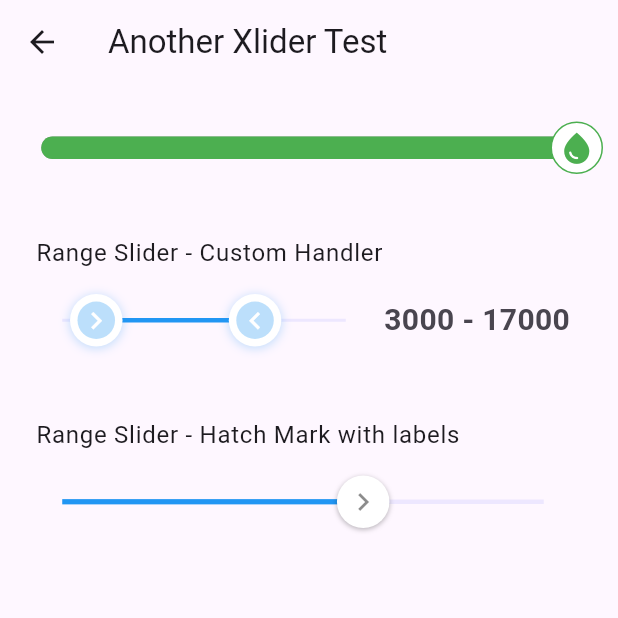
After one commit to gehenna-yang/functiontest, a Flutter app: the Sliderlist screen opened directly, after a tap on "2. AnotherXlider Test", on a phone screen of 412 x 824 dp, the top half of it. The commit adds this screen. Run offline on Flutter 3.47's test engine with Material 3 defaults, Android fonts, the phone set to English and light mode, and no system bars; our stand-ins replace another_xlider, firebase_core, firebase_dynamic_links, fl_chart, flutter_slider_drawer, font_awesome_flutter and 6 more; missing offline and left inert: circular_menu, easy_image_viewer, excel, file_selector, pie_menu, popup_menu_plus and 4 more; accounts and stored records are empty; project files that could hold a hidden picture were left out.

Commit message:
slider add

```diff
--- a/lib/FunctionMenu.dart
+++ b/lib/FunctionMenu.dart
@@ -12,6 +12,7 @@ import 'package:testfun_project/function/Lottie/LottieList.dart';
 import 'package:testfun_project/function/Share/Share_test.dart';
 import 'package:testfun_project/function/SlideMenu/ShrinkSideMenuTest.dart';
 import 'package:testfun_project/function/SlideMenu/SliderdrawerTest.dart';
+import 'package:testfun_project/function/Slider/SliderList.dart';
 import 'package:testfun_project/function/Youtube/YoutubeTestExample.dart';
 import 'package:testfun_project/function/qrcode/create_qrcode.dart';
 
@@ -63,27 +64,31 @@ class FunctionMenuState extends State<FunctionMenu> {
                   ),
                   const SizedBox(height: 20),
                   Item(
-                      context, "1. Youtube Test Page", const YoutubeTestList()),
+                    context,
+                    "1. Youtube Test Page",
+                    const YoutubeTestList(),
+                  ),
                   Item(context, "2. Easy Image Viewer", Easy_Image_Viewer()),
                   Item(context, "3. Share test", const Share_test()),
-                  Item(context, "4. Excel test",
-                      const CreateExcelStatefulWidget(title: "test excel")),
+                  Item(
+                    context,
+                    "4. Excel test",
+                    const CreateExcelStatefulWidget(title: "test excel"),
+                  ),
                   Item(context, "5. Dynamic test", Dynamiclinks_test()),
                   Item(context, "6. Create QR Code", const CreateQR()),
                   Item(context, "7. SliverList", const SliverListsTest()),
                   Item(
-                      context,
-                      "8. ShrinkSideMenu",
-                      ShrinkSideMenuTest(
-                        title: "ShrinkSideMenu",
-                      )),
+                    context,
+                    "8. ShrinkSideMenu",
+                    ShrinkSideMenuTest(title: "ShrinkSideMenu"),
+                  ),
                   Item(context, "9. SliderDrawer", const SliderDrawerTest()),
-                  Item(context, "10. Fl_Chart Test List Page",
+                  Item(context, "10. Fl_Chart Test List",
                       const Fl_ChartTestList()),
-                  Item(context, '11. Button Test List Page',
-                      const ButtonTestList()),
-                  Item(
-                      context, '12. Lottie Test List Page', const LottieList()),
+                  Item(context, '11. Button Test List', const ButtonTestList()),
+                  Item(context, '12. Lottie Test List', const LottieList()),
+                  Item(context, '13. Slider Test List', const Sliderlist()),
                 ],
               ),
             ),
--- /dev/null
+++ b/lib/function/Slider/AnotherXliderTest.dart
@@ -0,0 +1,422 @@
+import 'package:another_xlider/another_xlider.dart';
+import 'package:another_xlider/models/handler.dart';
+import 'package:another_xlider/models/handler_animation.dart';
+import 'package:another_xlider/models/hatch_mark.dart';
+import 'package:another_xlider/models/hatch_mark_label.dart';
+import 'package:another_xlider/models/ignore_steps.dart';
+import 'package:another_xlider/models/slider_step.dart';
+import 'package:another_xlider/models/tooltip/tooltip.dart';
+import 'package:another_xlider/models/trackbar.dart';
+import 'package:another_xlider/widgets/sized_box.dart';
+import 'package:flutter/material.dart';
+
+class AnotherXliderTest extends StatefulWidget {
+  const AnotherXliderTest({super.key});
+
+  @override
+  State<AnotherXliderTest> createState() => _AnotherXliderTestState();
+}
+
+class _AnotherXliderTestState extends State<AnotherXliderTest> {
+  double _lowerValue = 50;
+  double _upperValue = 200;
+
+  double _lv0 = 0.0;
+  double _uv0 = 30.0;
+
+  double _lv = 50.0;
+  double _uv = 250.0;
+
+  double _lv1 = 1000.0;
+  double _uv1 = 15000.0;
+
+  double _lv2 = 3000.0;
+  double _uv2 = 17000.0;
+
+  double _lv3 = 3000;
+  double _uv3 = 3500;
+
+  double _lv4 = 0;
+  double _uv4 = 2500;
+
+  @override
+  Widget build(BuildContext context) {
+    return Scaffold(
+      appBar: AppBar(
+        title: Text('Another Xlider Test'),
+      ),
+      body: SingleChildScrollView(
+        child: Column(
+          children: <Widget>[
+            // _singleSlider(),
+            // _singleSlider(rtl: true),
+            // _rangeSlider(),
+            _rangeSliderIgnoreSteps(),
+            _customHandler(),
+            // _tooltipExample(),
+            _hatchMarkWithLabels(),
+          ],
+        ),
+      ),
+    );
+  }
+
+  FlutterSliderHandler customHandler(IconData icon) {
+    return FlutterSliderHandler(
+      decoration: BoxDecoration(),
+      child: Container(
+        decoration: BoxDecoration(
+          color: Colors.white,
+          shape: BoxShape.circle,
+          boxShadow: [
+            BoxShadow(
+                color: Colors.blue.withOpacity(0.3),
+                spreadRadius: 0.05,
+                blurRadius: 5,
+                offset: Offset(0, 1))
+          ],
+        ),
+        child: Container(
+          margin: EdgeInsets.all(5),
+          decoration: BoxDecoration(
+              color: Colors.blue.withOpacity(0.3), shape: BoxShape.circle),
+          child: Icon(
+            icon,
+            color: Colors.white,
+            size: 23,
+          ),
+        ),
+      ),
+    );
+  }
+
+  _singleSlider({bool rtl = false}) {
+    return Padding(
+      padding: const EdgeInsets.all(8.0),
+      child: ListTile(
+        title: Text('Single Slider ' + (rtl ? 'RTL' : 'LTR')),
+        subtitle: Row(
+          crossAxisAlignment: CrossAxisAlignment.center,
+          children: [
+            Expanded(
+              child: FlutterSlider(
+                handlerWidth: 30,
+                rtl: rtl,
+                handlerHeight: 30,
+                values: [_lowerValue],
+                max: 100,
+                min: 0,
+                tooltip: FlutterSliderTooltip(
+                  disabled: true,
+                ),
+                trackBar: FlutterSliderTrackBar(
+                    activeTrackBar:
+                        BoxDecoration(color: Colors.blue.withOpacity(0.5))),
+                onDragging: (handlerIndex, lowerValue, upperValue) {
+                  setState(() {
+                    _lowerValue = lowerValue;
+                  });
+                },
+                onDragCompleted: (handlerIndex, lowerValue, upperValue) {
+                  setState(() {
+                    _lowerValue = lowerValue;
+                  });
+                },
+              ),
+            ),
+            Padding(
+              padding: const EdgeInsets.only(left: 8.0),
+              child: Container(
+                child: Text(
+                  _lowerValue.toInt().toString() + ' %',
+                  style: TextStyle(fontWeight: FontWeight.bold, fontSize: 20),
+                ),
+              ),
+            ),
+          ],
+        ),
+      ),
+    );
+  }
+
+  _rangeSlider() {
+    return Padding(
+      padding: const EdgeInsets.all(8.0),
+      child: ListTile(
+        title: Text('Range Slider'),
+        subtitle: Row(
+          crossAxisAlignment: CrossAxisAlignment.center,
+          children: [
+            Expanded(
+                child: FlutterSlider(
+              values: [_lv, _uv],
+              rangeSlider: true,
+              max: 3,
+              min: 0,
+              onDragging: (_handlerIndex, _lowerValue, _upperValue) {
+                setState(() {
+                  _lv = _lowerValue;
+                  _uv = _upperValue;
+                });
+              },
+            )),
+            Padding(
+              padding: const EdgeInsets.only(left: 8.0),
+              child: Container(
+                child: Text(
+                  _lv.toInt().toString() + ' - ' + _uv.toInt().toString(),
+                  style: TextStyle(fontWeight: FontWeight.bold, fontSize: 20),
+                ),
+              ),
+            ),
+          ],
+        ),
+      ),
+    );
+  }
+
+  _rangeSliderIgnoreSteps() {
+    return Padding(
+      padding: const EdgeInsets.all(10.0),
+      child: Row(
+        crossAxisAlignment: CrossAxisAlignment.center,
+        children: [
+          Expanded(
+              child: FlutterSlider(
+            values: [_lv0, _uv0],
+            rangeSlider: false,
+            max: 30,
+            min: 0,
+            step: FlutterSliderStep(step: 15),
+            jump: true,
+            trackBar: FlutterSliderTrackBar(
+              activeTrackBarHeight: 15,
+              inactiveTrackBarHeight: 15,
+              inactiveTrackBar: BoxDecoration(
+                color: Colors.grey,
+                borderRadius: BorderRadius.all(Radius.circular(15)),
+              ),
+              activeTrackBar: BoxDecoration(
+                color: Colors.green,
+                borderRadius: BorderRadius.all(Radius.circular(15)),
+              ),
+            ),
+            tooltip: FlutterSliderTooltip(
+              // textStyle: TextStyle(fontSize: 17, color: Colors.lightBlue),
+              disabled: true,
+            ),
+            handler: FlutterSliderHandler(
+              decoration: BoxDecoration(
+                color: Colors.white,
+                borderRadius: BorderRadius.all(Radius.circular(50)),
+                border: Border.all(
+                  color: Colors.green,
+                  width: 1,
+                  style: BorderStyle.solid,
+                ),
+              ),
+              child: const Icon(
+                Icons.water_drop,
+                size: 25,
+                color: Colors.green,
+              ),
+            ),
+            hatchMark: FlutterSliderHatchMark(
+              displayLines: false,
+              labelBox: FlutterSliderSizedBox(
+                width: 40,
+                height: 20,
+                transform: Matrix4.translationValues(0, 30, 0),
+              ),
+              density: 0.02,
+              labels: [
+                FlutterSliderHatchMarkLabel(percent: 0, label: Text('Start')),
+                FlutterSliderHatchMarkLabel(percent: 50, label: Text('Center')),
+                FlutterSliderHatchMarkLabel(
+                    percent: 100, label: Text('Finish')),
+              ],
+            ),
+            onDragging: (_handlerIndex, _lowerValue, _upperValue) {
+              setState(() {
+                _lv0 = _lowerValue;
+                _uv0 = _upperValue;
+                print('???? $_lv0 / $_uv0');
+              });
+            },
+          )),
+        ],
+      ),
+    );
+  }
+
+  _customHandler() {
+    return Padding(
+      padding: const EdgeInsets.all(8.0),
+      child: ListTile(
+        title: Text('Range Slider - Custom Handler'),
+        subtitle: Row(
+          crossAxisAlignment: CrossAxisAlignment.center,
+          children: [
+            Expanded(
+                child: FlutterSlider(
+              values: [_lv2, _uv2],
+              rangeSlider: true,
+              max: 25000,
+              min: 0,
+              step: FlutterSliderStep(step: 100),
+              jump: true,
+              trackBar: FlutterSliderTrackBar(
+                inactiveTrackBarHeight: 2,
+                activeTrackBarHeight: 3,
+              ),
+              disabled: false,
+              handler: customHandler(Icons.chevron_right),
+              rightHandler: customHandler(Icons.chevron_left),
+              tooltip: FlutterSliderTooltip(
+                leftPrefix: Icon(
+                  Icons.attach_money,
+                  size: 19,
+                  color: Colors.black45,
+                ),
+                rightSuffix: Icon(
+                  Icons.attach_money,
+                  size: 19,
+                  color: Colors.black45,
+                ),
+                textStyle: TextStyle(fontSize: 17, color: Colors.black45),
+              ),
+              onDragging: (_handlerIndex, _lowerValue, _upperValue) {
+                setState(() {
+                  _lv2 = _lowerValue;
+                  _uv2 = _upperValue;
+                });
+              },
+            )),
+            Padding(
+              padding: const EdgeInsets.only(left: 8.0),
+              child: Container(
+                child: Text(
+                  _lv2.toInt().toString() + ' - ' + _uv2.toInt().toString(),
+                  style: TextStyle(fontWeight: FontWeight.bold, fontSize: 20),
+                ),
+              ),
+            ),
+          ],
+        ),
+      ),
+    );
+  }
+
+  _tooltipExample() {
+    return Padding(
+      padding: const EdgeInsets.all(8.0),
+      child: ListTile(
+        title: Text('Range Slider - tooltip example'),
+        subtitle: Row(
+          crossAxisAlignment: CrossAxisAlignment.center,
+          children: [
+            Expanded(
+                child: FlutterSlider(
+              key: Key('3343'),
+              values: [_lv3, _uv3],
+              rangeSlider: true,
+              tooltip: FlutterSliderTooltip(
+                alwaysShowTooltip: true,
+              ),
+              max: 4000,
+              min: 0,
+              step: FlutterSliderStep(step: 20),
+              jump: true,
+              onDragging: (_handlerIndex, _lowerValue, _upperValue) {
+                setState(() {
+                  _lv3 = _lowerValue;
+                  _uv3 = _upperValue;
+                });
+              },
+            )),
+            Padding(
+              padding: const EdgeInsets.only(left: 8.0),
+              child: Container(
+                child: Text(
+                  _lv3.toInt().toString() + ' - ' + _uv3.toInt().toString(),
+                  style: TextStyle(fontWeight: FontWeight.bold, fontSize: 20),
+                ),
+              ),
+            ),
+          ],
+        ),
+      ),
+    );
+  }
+
+  _hatchMarkWithLabels() {
+    return Padding(
+      padding: const EdgeInsets.all(8.0),
+      child: ListTile(
+        title: Text('Range Slider - Hatch Mark with labels'),
+        subtitle: Row(
+          crossAxisAlignment: CrossAxisAlignment.center,
+          children: [
+            Expanded(
+                child: FlutterSlider(
+              key: Key('3343'),
+              values: [_lv4, _uv4],
+              // touchSize: 50.0,
+              // handlerAnimation: const FlutterSliderHandlerAnimation(
+              //     reverseCurve: Curves.bounceOut,
+              //     curve: Curves.bounceIn,
+              //     duration: Duration(milliseconds: 100),
+              //     scale: 1.5),
+              // rangeSlider: true,
+              rangeSlider: false,
+              ignoreSteps: [
+                FlutterSliderIgnoreSteps(from: 500, to: 1000),
+              ],
+              hatchMark: FlutterSliderHatchMark(
+                displayLines: true,
+                linesDistanceFromTrackBar: 10,
+                labelBox: FlutterSliderSizedBox(
+                  width: 40,
+                  height: 20,
+                  transform: Matrix4.translationValues(0, 30, 0),
+                ),
+                density: 0.02,
+                labels: [
+                  FlutterSliderHatchMarkLabel(percent: 0, label: Text('Start')),
+                  // FlutterSliderHatchMarkLabel(percent: 20, label: Text('N/A')),
+                  // FlutterSliderHatchMarkLabel(percent: 10, label: Text('10 %')),
+                  FlutterSliderHatchMarkLabel(percent: 50, label: Text('50 %')),
+                  // FlutterSliderHatchMarkLabel(percent: 80, label: Text('80 %')),
+                  FlutterSliderHatchMarkLabel(
+                      percent: 100, label: Text('Finish')),
+                ],
+              ),
+              // rightHandler: FlutterSliderHandler(
+              //   decoration: BoxDecoration(),
+              //   child: Container(
+              //     decoration: BoxDecoration(
+              //       color: Colors.blue,
+              //       shape: BoxShape.circle,
+              //     ),
+              //   ),
+              // ),
+              // tooltip: FlutterSliderTooltip(
+              //   alwaysShowTooltip: false,
+              // ),
+              max: 4000,
+              min: 0,
+              step: const FlutterSliderStep(step: 3),
+              jump: true,
+              onDragging: (_handlerIndex, _lowerValue, _upperValue) {
+                setState(() {
+                  _lv4 = _lowerValue;
+                  _uv4 = _upperValue;
+                });
+              },
+            )),
+          ],
+        ),
+      ),
+    );
+  }
+}
--- /dev/null
+++ b/lib/function/Slider/SliderList.dart
@@ -0,0 +1,40 @@
+import 'package:flutter/material.dart';
+import 'package:testfun_project/Config.dart';
+import 'package:testfun_project/common/Widgets.dart';
+import 'package:testfun_project/function/Slider/AnotherXliderTest.dart';
+import 'package:testfun_project/function/Slider/SliderTest.dart';
+
+class Sliderlist extends StatefulWidget {
+  const Sliderlist({super.key});
+
+  @override
+  State<Sliderlist> createState() => _SliderlistState();
+}
+
+class _SliderlistState extends State<Sliderlist> {
+  @override
+  Widget build(BuildContext context) {
+    return Scaffold(
+      appBar: AppBar(
+        centerTitle: true,
+        title: const Text(
+          'Slider List Page',
+          style: TextStyle(fontWeight: FontWeight.w700, fontSize: 18),
+        ),
+      ),
+      backgroundColor: Colors.white,
+      body: SingleChildScrollView(
+        child: Container(
+          padding: const EdgeInsets.all(20),
+          width: full_w,
+          child: Column(
+            children: [
+              Item(context, "1. default Slider Test", const SliderTest()),
+              Item(context, "2. AnotherXlider Test", const AnotherXliderTest()),
+            ],
+          ),
+        ),
+      ),
+    );
+  }
+}
--- a/pubspec.yaml
+++ b/pubspec.yaml
@@ -71,6 +71,8 @@ dependencies:
   popup_menu_plus: ^0.0.6
   # lottie
   lottie: ^3.0.0
+  # slider
+  another_xlider: ^3.0.2
 
 dev_dependencies:
   flutter_test:
```
Also changed, not shown: lib/function/Slider/SliderTest.dart (added, +32 -0 lines), pubspec.lock.
